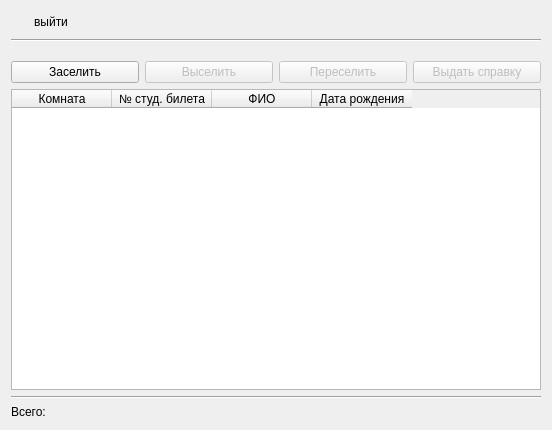
The window that dWell/commandantdialog.ui (kashapov17/dWell) describes before a commit, drawn with Qt 5.
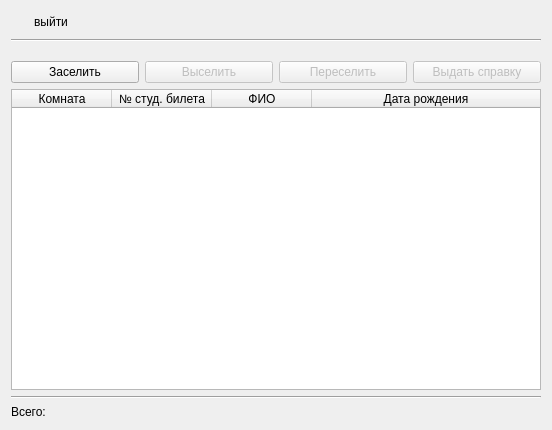
The same window after the commit. Icons and pictures are not drawn.

The edit to the form file:
```diff
--- a/dWell/commandantdialog.ui
+++ b/dWell/commandantdialog.ui
@@ -158,6 +158,21 @@
        <property name="wordWrap">
         <bool>false</bool>
        </property>
+       <attribute name="horizontalHeaderCascadingSectionResizes">
+        <bool>true</bool>
+       </attribute>
+       <attribute name="horizontalHeaderMinimumSectionSize">
+        <number>29</number>
+       </attribute>
+       <attribute name="horizontalHeaderShowSortIndicator" stdset="0">
+        <bool>false</bool>
+       </attribute>
+       <attribute name="horizontalHeaderStretchLastSection">
+        <bool>true</bool>
+       </attribute>
+       <attribute name="verticalHeaderHighlightSections">
+        <bool>false</bool>
+       </attribute>
        <column>
         <property name="text">
          <string>Комната</string>
```
Left out of the diff: 22 changed lines with no effect on the pictures.
